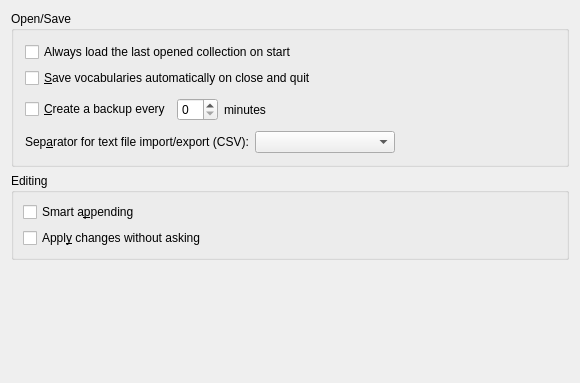
Before: the Qt Designer form src/settings/generaloptionsbase.ui in KDE/parley, drawn with Qt 5.
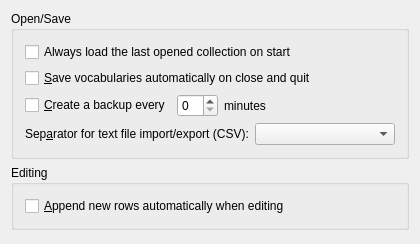
After: the same form once the commit is applied. Custom widgets are drawn as their Qt base class.

Commit message: make the dialog smaller, get rid of a silly old option that does nothing nowadays, fix one label

```diff
--- a/src/settings/generaloptionsbase.ui
+++ b/src/settings/generaloptionsbase.ui
@@ -6,17 +6,17 @@
    <rect>
     <x>0</x>
     <y>0</y>
-    <width>576</width>
-    <height>383</height>
+    <width>401</width>
+    <height>244</height>
    </rect>
   </property>
-  <layout class="QVBoxLayout" >
+  <layout class="QVBoxLayout" name="verticalLayout" >
    <item>
-    <widget class="KButtonGroup" name="kbuttongroup" >
+    <widget class="QGroupBox" name="groupBox" >
      <property name="title" >
       <string>Open/Save</string>
      </property>
-     <layout class="QVBoxLayout" >
+     <layout class="QVBoxLayout" name="verticalLayout_2" >
       <item>
        <widget class="QCheckBox" name="kcfg_AutoOpenLast" >
         <property name="toolTip" >
@@ -50,6 +50,12 @@
        <layout class="QHBoxLayout" >
         <item>
          <widget class="QCheckBox" name="kcfg_AutoBackup" >
+          <property name="sizePolicy" >
+           <sizepolicy vsizetype="Fixed" hsizetype="Preferred" >
+            <horstretch>0</horstretch>
+            <verstretch>0</verstretch>
+           </sizepolicy>
+          </property>
           <property name="toolTip" >
            <string>Allow automatic saving of your work</string>
           </property>
@@ -62,10 +68,23 @@
          </widget>
         </item>
         <item>
-         <widget class="KIntSpinBox" name="kcfg_BackupTime" />
+         <widget class="KIntSpinBox" name="kcfg_BackupTime" >
+          <property name="sizePolicy" >
+           <sizepolicy vsizetype="Fixed" hsizetype="Preferred" >
+            <horstretch>0</horstretch>
+            <verstretch>0</verstretch>
+           </sizepolicy>
+          </property>
+         </widget>
         </item>
         <item>
          <widget class="QLabel" name="lblBackupInterva" >
+          <property name="sizePolicy" >
+           <sizepolicy vsizetype="Preferred" hsizetype="Expanding" >
+            <horstretch>0</horstretch>
+            <verstretch>0</verstretch>
+           </sizepolicy>
+          </property>
           <property name="text" >
            <string>minutes</string>
           </property>
@@ -74,19 +93,6 @@
           </property>
          </widget>
         </item>
-        <item>
-         <spacer>
-          <property name="orientation" >
-           <enum>Qt::Horizontal</enum>
-          </property>
-          <property name="sizeHint" stdset="0" >
-           <size>
-            <width>91</width>
-            <height>31</height>
-           </size>
-          </property>
-         </spacer>
-        </item>
        </layout>
       </item>
       <item>
@@ -118,16 +124,13 @@
          </widget>
         </item>
         <item>
-         <spacer>
+         <spacer name="horizontalSpacer" >
           <property name="orientation" >
            <enum>Qt::Horizontal</enum>
           </property>
-          <property name="sizeType" >
-           <enum>QSizePolicy::Expanding</enum>
-          </property>
           <property name="sizeHint" stdset="0" >
            <size>
-            <width>121</width>
+            <width>40</width>
             <height>20</height>
            </size>
           </property>
@@ -139,32 +142,19 @@
     </widget>
    </item>
    <item>
-    <widget class="KButtonGroup" name="editingGroup" >
+    <widget class="QGroupBox" name="groupBox_2" >
      <property name="title" >
       <string>Editing</string>
      </property>
-     <layout class="QGridLayout" >
-      <property name="margin" >
-       <number>9</number>
-      </property>
-      <property name="spacing" >
-       <number>6</number>
-      </property>
-      <item row="1" column="0" >
-       <widget class="QCheckBox" name="kcfg_AutoEntryApply" >
-        <property name="toolTip" >
-         <string>Your changes will be applied automatically.</string>
-        </property>
-        <property name="whatsThis" >
-         <string>If checked, you will not be asked if you really want this change; it will be applied automatically.</string>
-        </property>
-        <property name="text" >
-         <string>Appl&amp;y changes without asking</string>
-        </property>
-       </widget>
-      </item>
-      <item row="0" column="0" >
+     <layout class="QHBoxLayout" name="horizontalLayout" >
+      <item>
        <widget class="QCheckBox" name="kcfg_SmartAppend" >
+        <property name="sizePolicy" >
+         <sizepolicy vsizetype="Fixed" hsizetype="Preferred" >
+          <horstretch>0</horstretch>
+          <verstretch>0</verstretch>
+         </sizepolicy>
+        </property>
         <property name="toolTip" >
          <string>If checked, the entry dialog will popup repeatedly</string>
         </property>
@@ -172,7 +162,7 @@
          <string>If this feature is activated, you will repeatedly be prompted with the entry dialog. After entering the first original you have to enter the corresponding translations. Afterwards you proceed with the next original and its translations until you stop by pressing the ESC key.</string>
         </property>
         <property name="text" >
-         <string>Smart a&amp;ppending</string>
+         <string>&amp;Append new rows automatically when editing</string>
         </property>
        </widget>
       </item>
@@ -180,17 +170,14 @@
     </widget>
    </item>
    <item>
-    <spacer>
+    <spacer name="verticalSpacer" >
      <property name="orientation" >
       <enum>Qt::Vertical</enum>
      </property>
-     <property name="sizeType" >
-      <enum>QSizePolicy::Expanding</enum>
-     </property>
      <property name="sizeHint" stdset="0" >
       <size>
-       <width>558</width>
-       <height>81</height>
+       <width>20</width>
+       <height>40</height>
       </size>
      </property>
     </spacer>
@@ -200,12 +187,6 @@
  <layoutdefault spacing="6" margin="11" />
  <pixmapfunction>qPixmapFromMimeSource</pixmapfunction>
  <customwidgets>
-  <customwidget>
-   <class>KButtonGroup</class>
-   <extends>QGroupBox</extends>
-   <header>kbuttongroup.h</header>
-   <container>1</container>
-  </customwidget>
   <customwidget>
    <class>KComboBox</class>
    <extends>QComboBox</extends>
```
Left out of the diff: 7 changed lines with no effect on the pictures. The commit also changes 1 other file.
